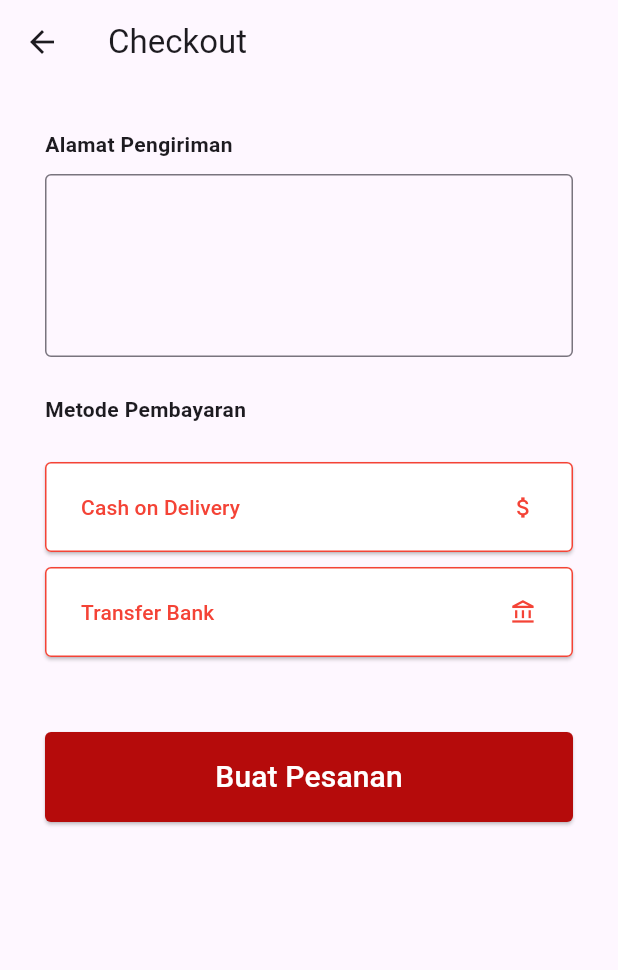
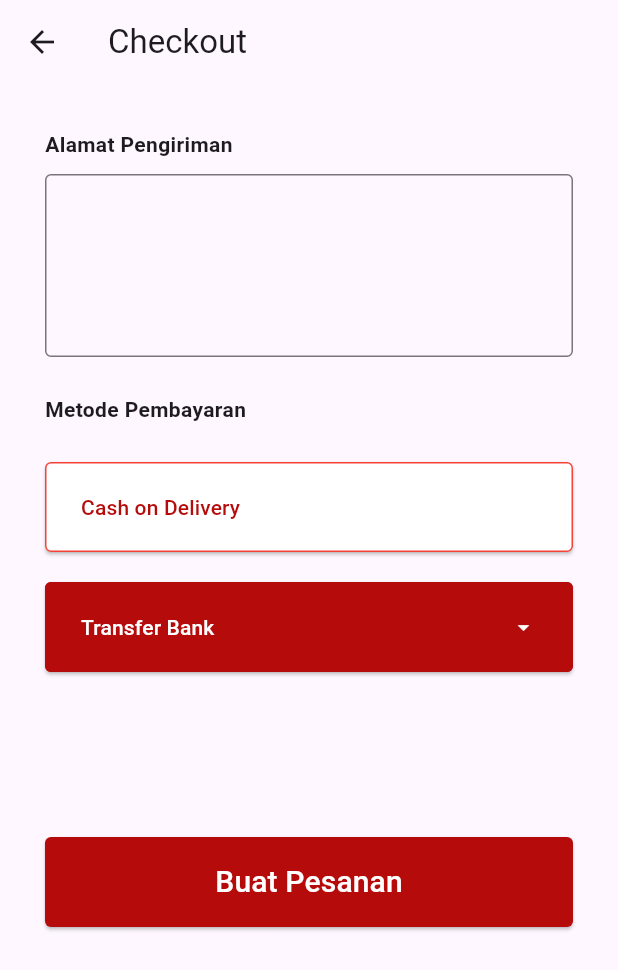
Before and after one commit to DhanielPutra/tesy, a Flutter app: the screen it shows after launch, item 2 of the bottom bar chosen, after a tap on "Checkout", on a phone screen of 412 x 824 dp. Shown: the top 970 px of the screen. Run offline on Flutter 3.47's test engine with Material 3 defaults, Android fonts, the phone set to English and light mode, and no system bars; missing offline and left inert: indexed.

Commit message:
Update checkout.dart

```diff
--- a/lib/checkout.dart
+++ b/lib/checkout.dart
@@ -8,6 +8,9 @@ class Checkout extends StatefulWidget {
 }
 
 class _CheckoutState extends State<Checkout> {
+  String _selectedPaymentMethod = ''; // To store the selected payment method
+  String _selectedBank = ''; // To store the selected bank
+
   @override
   Widget build(BuildContext context) {
     return MaterialApp(
@@ -60,57 +63,163 @@ class _CheckoutState extends State<Checkout> {
               SizedBox(
                 height: 15,
               ),
-
               SizedBox(
                 height: 10,
               ),
+              Column(
+                crossAxisAlignment: CrossAxisAlignment.stretch,
+                children: [
                   ElevatedButton(
-                  onPressed: () {},
+                    onPressed: () {
+                      setState(() {
+                        _selectedPaymentMethod = 'Cash on Delivery';
+                        _selectedBank =
+                            ''; // Reset selected bank when cash on delivery is chosen
+                      });
+                    },
                     style: ElevatedButton.styleFrom(
-                    fixedSize: Size(400, 60),
-                    // Properti gaya tombol
+                      fixedSize: const Size(400, 60),
                       backgroundColor:
-                        Colors.white, // Warna latar belakang tombol
-                    foregroundColor: Colors.red,
-                    // Padding tombol
-                    side: BorderSide(color: Colors.red, width: 1),
+                          _selectedPaymentMethod == 'Cash on Delivery'
+                              ? Color(0xFFB50B0B)
+                              : Colors.white,
+                      foregroundColor:
+                          _selectedPaymentMethod == 'Cash on Delivery'
+                              ? Colors.white
+                              : Color(0xFFB50B0B),
+                      side: const BorderSide(color: Colors.red, width: 1),
                       shape: RoundedRectangleBorder(
                         borderRadius: BorderRadius.circular(4.0),
-                      // Bentuk tepi tombol
+                      ),
+                    ),
+                    child: const Row(
+                      mainAxisAlignment: MainAxisAlignment.spaceBetween,
+                      children: [
+                        Text('Cash on Delivery'),
+                      ],
+                    ),
+                  ),
+                  const SizedBox(height: 20),
+                  ElevatedButton(
+                    onPressed: () async {
+                      final selectedMethod = await showMenu<String>(
+                        context: context,
+                        position: const RelativeRect.fromLTRB(5, 200, 0, 0),
+                        items: <PopupMenuEntry<String>>[
+                          PopupMenuItem<String>(
+                            value: 'Bank BNI',
+                            height: 50,
+                            child: Container(
+                              decoration: BoxDecoration(
+                                border: Border.all(
+                                  color: Colors.white,
+                                  style: BorderStyle.none,
+                                  width: 15,
+                                ),
+                              ),
+                              child: Center(
+                                child: Text(
+                                  'Transfer Bank BNI',
+                                  style: TextStyle(
+                                    color: _selectedPaymentMethod == 'Bank BNI'
+                                        ? Color(0xFFB50B0B)
+                                        : null,
+                                  ),
+                                ),
+                              ),
+                            ),
+                          ),
+                          PopupMenuItem<String>(
+                            value: 'Bank BCA',
+                            height: 50,
+                            child: Container(
+                              decoration: BoxDecoration(
+                                border: Border.all(
+                                  color: Colors.white,
+                                  style: BorderStyle.none,
+                                  width: 15,
+                                ),
+                              ),
+                              child: Center(
+                                child: Text(
+                                  'Transfer Bank BCA',
+                                  style: TextStyle(
+                                    color: _selectedPaymentMethod == 'Bank BCA'
+                                        ? Color.fromARGB(255, 19, 65, 204)
+                                        : null,
+                                  ),
+                                ),
+                              ),
+                            ),
+                          ),
+                          PopupMenuItem<String>(
+                            value: 'Bank Mandiri',
+                            height: 50,
+                            child: Container(
+                              decoration: BoxDecoration(
+                                border: Border.all(
+                                  color: Colors.white,
+                                  style: BorderStyle.none,
+                                  width: 15,
+                                ),
+                              ),
+                              child: Center(
+                                child: Text(
+                                  'Transfer Bank Mandiri',
+                                  style: TextStyle(
+                                    color: _selectedPaymentMethod ==
+                                            'Bank Mandiri'
+                                        ? const Color.fromARGB(255, 15, 3, 255)
+                                        : null,
+                                  ),
+                                ),
+                              ),
+                            ),
+                          ),
+                        ],
+                      );
+                      if (selectedMethod != null &&
+                          selectedMethod.startsWith('Bank')) {
+                        setState(() {
+                          _selectedPaymentMethod = selectedMethod;
+                          _selectedBank =
+                              selectedMethod; // Set selected bank to the chosen bank name
+                        });
+                      }
+                    },
+                    style: ElevatedButton.styleFrom(
+                      fixedSize: const Size(400, 60),
+                      backgroundColor:
+                          _selectedPaymentMethod != 'Cash on Delivery'
+                              ? Color(0xFFB50B0B)
+                              : Colors.white,
+                      foregroundColor:
+                          _selectedPaymentMethod != 'Cash on Delivery'
+                              ? Colors.white
+                              : Color(0xFFB50B0B),
+                      side: const BorderSide(color: Color(0xFFB50B0B), width: 1),
+                      shape: RoundedRectangleBorder(
+                        borderRadius: BorderRadius.circular(4.0),
                       ),
                     ),
                     child: Row(
                       mainAxisAlignment: MainAxisAlignment.spaceBetween,
                       children: [
-                      Text('Cash on Delivery'),
-                      Icon(Icons.attach_money)
+                        Text(_selectedBank.isNotEmpty
+                            ? _selectedBank
+                            : 'Transfer Bank'), // Display selected bank name or default text
+                        const Icon(Icons.arrow_drop_down),
                       ],
-                  )),
-              SizedBox(
+                    ),
+                  ),
+                  const SizedBox(
                     height: 10,
                   ),
-              ElevatedButton(
-                  onPressed: () {},
-                  style: ElevatedButton.styleFrom(
-                    fixedSize: Size(400, 60),
-                    // Properti gaya tombol
-                    backgroundColor:
-                        Colors.white, // Warna latar belakang tombol
-                    foregroundColor: Colors.red,
-                    // Padding tombol
-                    side: BorderSide(color: Colors.red, width: 1),
-                    shape: RoundedRectangleBorder(
-                      borderRadius: BorderRadius.circular(4.0),
-                      // Bentuk tepi tombol
+                  const SizedBox(
+                    height: 50,
                   ),
+                ],
               ),
-                  child: Row(
-                    mainAxisAlignment: MainAxisAlignment.spaceBetween,
-                    children: [
-                      Text('Transfer Bank'),
-                      Icon(Icons.account_balance_outlined)
-                    ],
-                  )),
               SizedBox(
                 height: 50,
               ),
```
Lines whose indentation alone changed are shown as unchanged.
